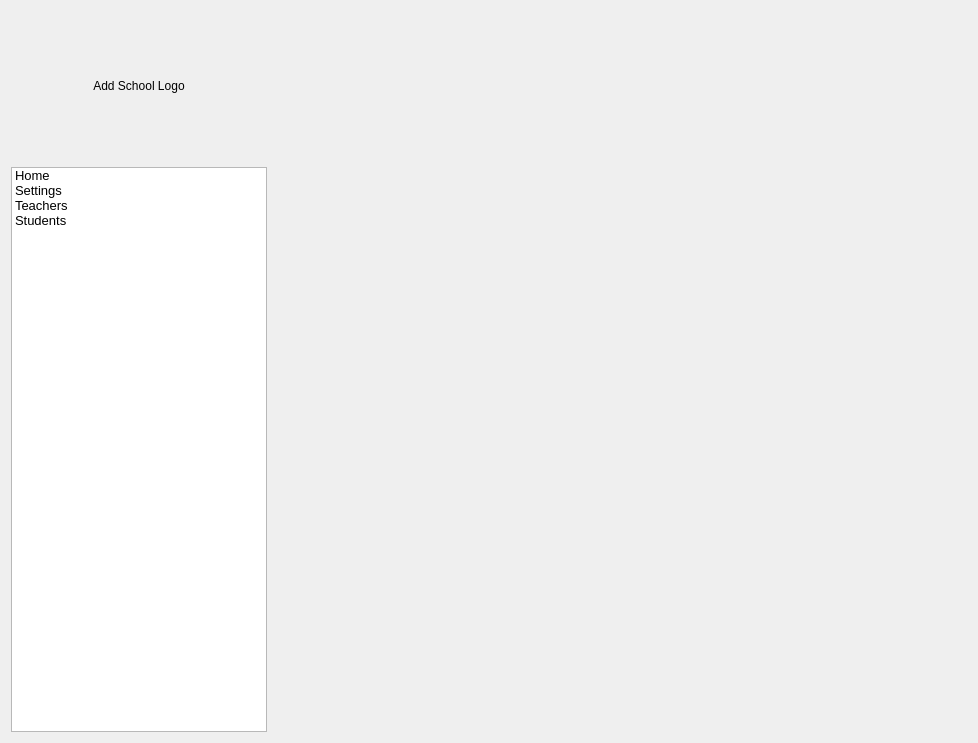
This is adminmenuform.ui in thenewcoder/school-administration-system as Qt 5 draws it before an edit. The edited form follows.
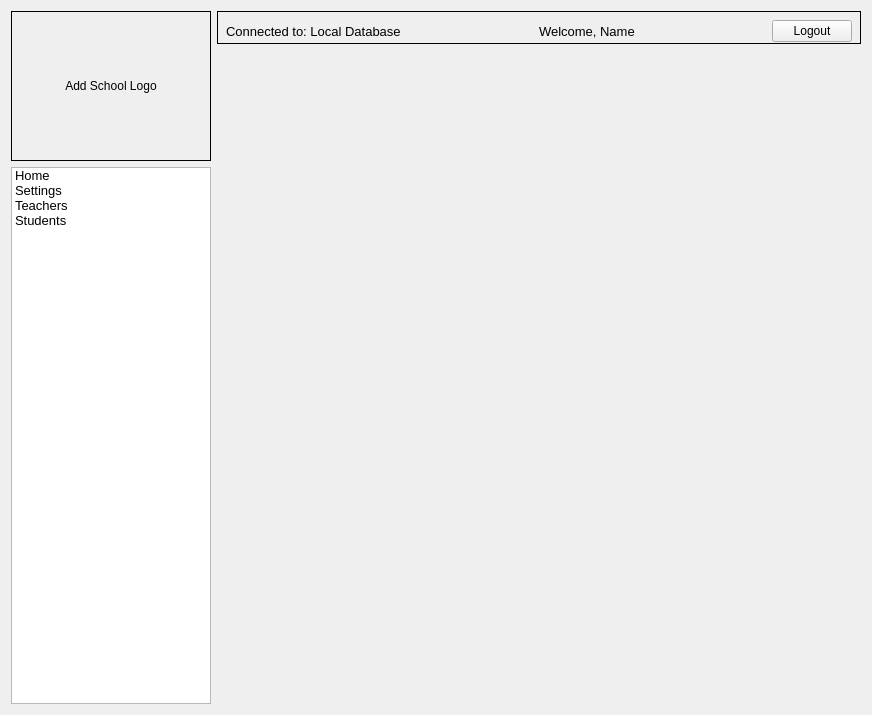
This is the edited form. The open tabs and pages were chosen to show the change.

Commit message: Added a top panel to admin menu page. Added functionality to the logout button.

Diff of the .ui file:
```diff
--- a/adminmenuform.ui
+++ b/adminmenuform.ui
@@ -6,24 +6,65 @@
    <rect>
     <x>0</x>
     <y>0</y>
-    <width>978</width>
-    <height>743</height>
+    <width>872</width>
+    <height>715</height>
    </rect>
   </property>
+  <property name="sizePolicy">
+   <sizepolicy hsizetype="Preferred" vsizetype="Preferred">
+    <horstretch>0</horstretch>
+    <verstretch>0</verstretch>
+   </sizepolicy>
+  </property>
   <property name="windowTitle">
    <string>Form</string>
   </property>
-  <layout class="QHBoxLayout" name="horizontalLayout">
+  <property name="styleSheet">
+   <string notr="true">#topPanel {
+	border: 1px solid black;
+}</string>
+  </property>
+  <layout class="QHBoxLayout" name="horizontalLayout_2" stretch="0,1">
+   <property name="sizeConstraint">
+    <enum>QLayout::SetDefaultConstraint</enum>
+   </property>
    <item>
-    <layout class="QVBoxLayout" name="verticalLayout">
+    <layout class="QVBoxLayout" name="LeftSideLayout" stretch="0,0">
+     <property name="spacing">
+      <number>6</number>
+     </property>
+     <property name="sizeConstraint">
+      <enum>QLayout::SetMinimumSize</enum>
+     </property>
+     <property name="bottomMargin">
+      <number>0</number>
+     </property>
      <item>
-      <widget class="QLabel" name="lbSchoolLogo">
+      <widget class="QLabel" name="lblSchoolLogo">
+       <property name="sizePolicy">
+        <sizepolicy hsizetype="Preferred" vsizetype="Preferred">
+         <horstretch>0</horstretch>
+         <verstretch>0</verstretch>
+        </sizepolicy>
+       </property>
        <property name="minimumSize">
         <size>
-         <width>50</width>
+         <width>150</width>
          <height>150</height>
         </size>
        </property>
+       <property name="maximumSize">
+        <size>
+         <width>250</width>
+         <height>16777215</height>
+        </size>
+       </property>
+       <property name="frameShape">
+        <enum>QFrame::Box</enum>
+       </property>
+       <property name="frameShadow">
+        <enum>QFrame::Plain</enum>
+       </property>
        <property name="text">
         <string>Add School Logo</string>
        </property>
@@ -36,10 +77,22 @@
       <widget class="QListWidget" name="menuListWidget">
        <property name="sizePolicy">
         <sizepolicy hsizetype="Expanding" vsizetype="Expanding">
-         <horstretch>1</horstretch>
+         <horstretch>0</horstretch>
          <verstretch>0</verstretch>
         </sizepolicy>
        </property>
+       <property name="minimumSize">
+        <size>
+         <width>200</width>
+         <height>0</height>
+        </size>
+       </property>
+       <property name="maximumSize">
+        <size>
+         <width>150</width>
+         <height>16777215</height>
+        </size>
+       </property>
        <property name="font">
         <font>
          <pointsize>10</pointsize>
@@ -76,10 +129,95 @@
     </layout>
    </item>
    <item>
+    <layout class="QVBoxLayout" name="RightSideLayout">
+     <property name="spacing">
+      <number>6</number>
+     </property>
+     <property name="sizeConstraint">
+      <enum>QLayout::SetDefaultConstraint</enum>
+     </property>
+     <item>
+      <widget class="QWidget" name="topPanel" native="true">
+       <property name="sizePolicy">
+        <sizepolicy hsizetype="Expanding" vsizetype="Preferred">
+         <horstretch>5</horstretch>
+         <verstretch>0</verstretch>
+        </sizepolicy>
+       </property>
+       <property name="font">
+        <font>
+         <pointsize>10</pointsize>
+        </font>
+       </property>
+       <layout class="QHBoxLayout" name="horizontalLayout">
+        <property name="bottomMargin">
+         <number>2</number>
+        </property>
+        <item>
+         <widget class="QLabel" name="lblConnecedToText">
+          <property name="font">
+           <font>
+            <pointsize>10</pointsize>
+           </font>
+          </property>
+          <property name="text">
+           <string>Connected to: Local Database</string>
+          </property>
+         </widget>
+        </item>
+        <item>
+         <spacer name="horizontalSpacer_2">
+          <property name="orientation">
+           <enum>Qt::Horizontal</enum>
+          </property>
+          <property name="sizeHint" stdset="0">
+           <size>
+            <width>129</width>
+            <height>20</height>
+           </size>
+          </property>
+         </spacer>
+        </item>
+        <item>
+         <widget class="QLabel" name="lblWelcomeText">
+          <property name="font">
+           <font>
+            <pointsize>10</pointsize>
+           </font>
+          </property>
+          <property name="text">
+           <string>Welcome, Name</string>
+          </property>
+         </widget>
+        </item>
+        <item>
+         <spacer name="horizontalSpacer">
+          <property name="orientation">
+           <enum>Qt::Horizontal</enum>
+          </property>
+          <property name="sizeHint" stdset="0">
+           <size>
+            <width>128</width>
+            <height>20</height>
+           </size>
+          </property>
+         </spacer>
+        </item>
+        <item>
+         <widget class="QPushButton" name="btnLogout">
+          <property name="text">
+           <string>Logout</string>
+          </property>
+         </widget>
+        </item>
+       </layout>
+      </widget>
+     </item>
+     <item>
     <widget class="QStackedWidget" name="menuPagesStackedWidget">
      <property name="sizePolicy">
-      <sizepolicy hsizetype="Preferred" vsizetype="Preferred">
-       <horstretch>3</horstretch>
+        <sizepolicy hsizetype="Expanding" vsizetype="Preferred">
+         <horstretch>5</horstretch>
        <verstretch>0</verstretch>
       </sizepolicy>
      </property>
@@ -112,6 +250,8 @@
       </layout>
      </widget>
     </widget>
+     </item>
+    </layout>
    </item>
   </layout>
  </widget>
```
Left out of the diff: 12 changed lines with no effect on the pictures. Lines whose indentation alone changed are shown as unchanged. The commit also changes 4 other files.
